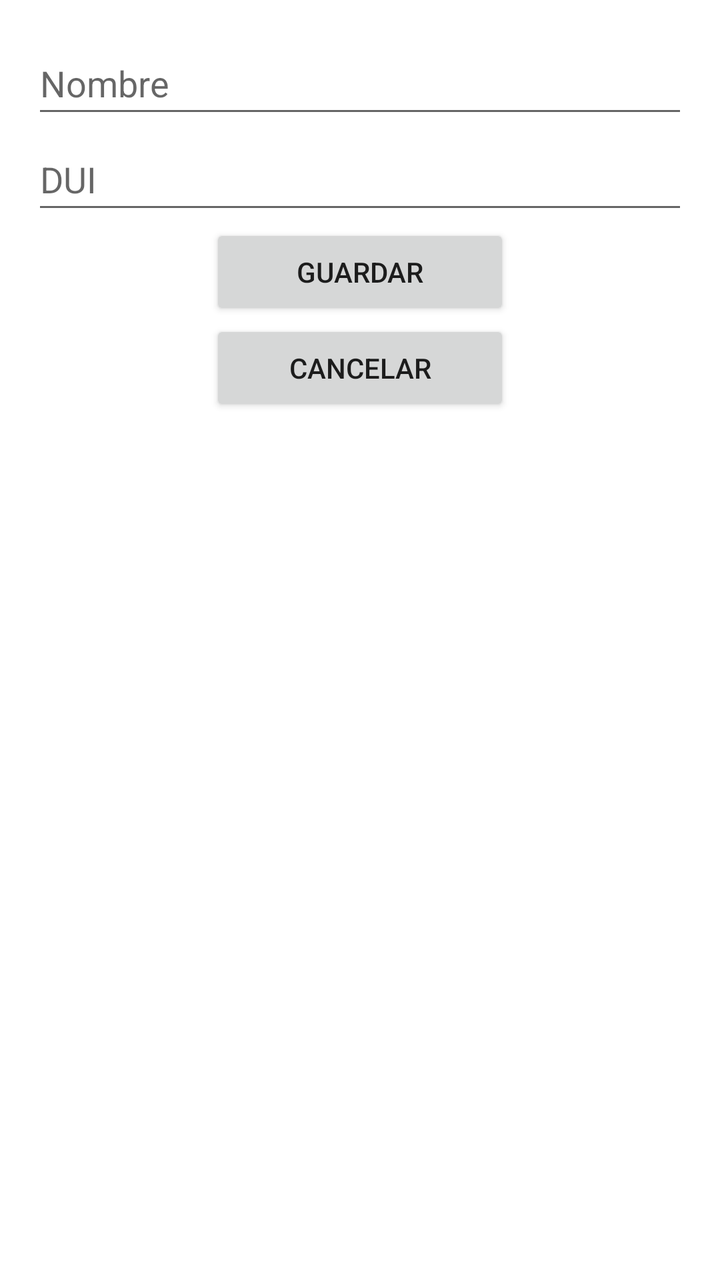
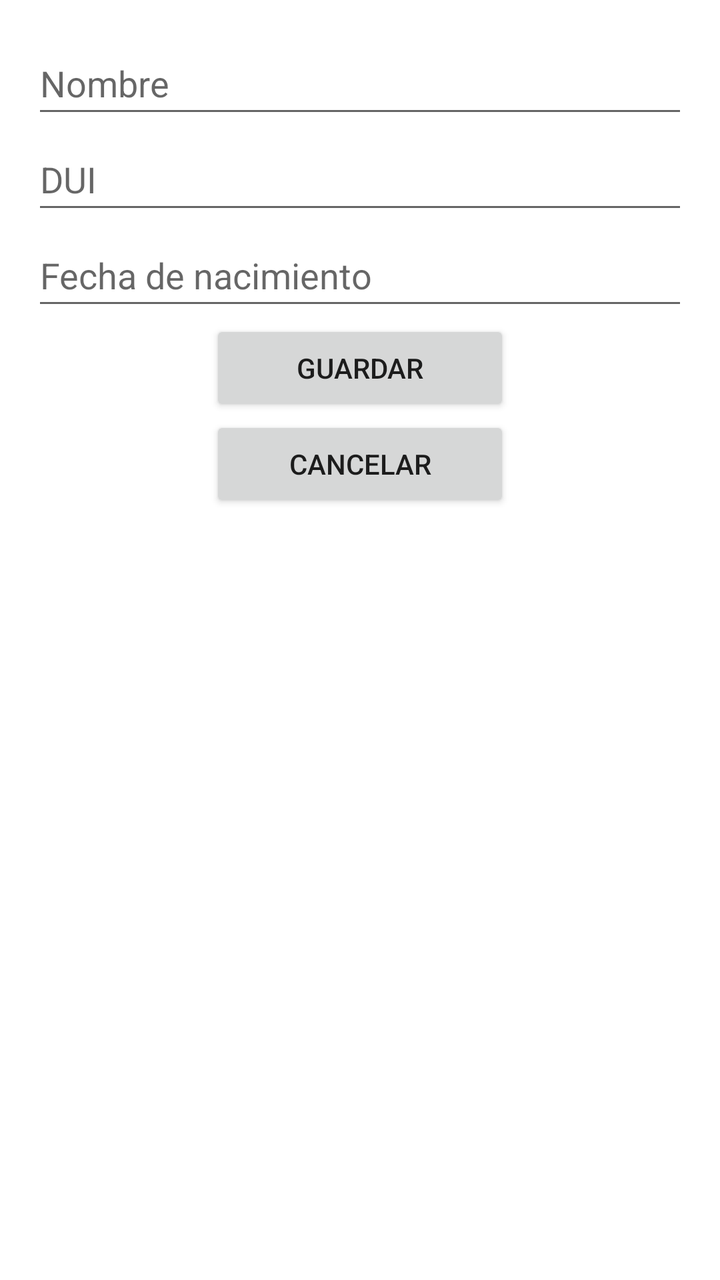

Compare the two renders of this Android layout. The source of the first and the diff that turns it into the second are given below.
<!-- AndroidManifest.xml: application theme Theme.Guia08_FirebaseDBRealTime -->
<!-- res/layout/activity_add_persona.xml -->
<?xml version="1.0" encoding="utf-8"?>
<LinearLayout xmlns:android="http://schemas.android.com/apk/res/android"
    android:id="@+id/main"
    android:layout_width="match_parent"
    android:layout_height="match_parent"
    android:orientation="vertical"
    android:padding="16dp">

    <EditText
        android:id="@+id/edtNombre"
        android:layout_width="match_parent"
        android:layout_height="wrap_content"
        android:hint="Nombre"
        android:inputType="text"
        android:minHeight="48dp" />

    <EditText
        android:id="@+id/edtDUI"
        android:layout_width="match_parent"
        android:layout_height="wrap_content"
        android:hint="DUI"
        android:inputType="text"
        android:minHeight="48dp" />

    <Button
        android:id="@+id/btnGuardar"
        android:layout_width="150dp"
        android:layout_height="wrap_content"
        android:layout_gravity="center_horizontal"
        android:onClick="guardar"
        android:text="Guardar" />

    <Button
        android:id="@+id/btnCancelar"
        android:layout_width="150dp"
        android:layout_height="wrap_content"
        android:layout_gravity="center_horizontal"
        android:onClick="cancelar"
        android:text="Cancelar" />

</LinearLayout>
<!-- resources referenced by this layout -->
<resources>
  <style name="Theme.Guia08_FirebaseDBRealTime" parent="Base.Theme.Guia08_FirebaseDBRealTime" />
  <style name="Base.Theme.Guia08_FirebaseDBRealTime" parent="Theme.MaterialComponents.DayNight.DarkActionBar">
          <item name="colorPrimary">@color/purple_500</item>
          <item name="colorPrimaryVariant">@color/purple_700</item>
          <item name="colorOnPrimary">@color/white</item>
  
          
          <item name="colorSecondary">@color/teal_200</item>
          <item name="colorSecondaryVariant">@color/teal_700</item>
          <item name="colorOnSecondary">@color/black</item>
  
          
          <item name="android:statusBarColor">?attr/colorPrimaryVariant</item>
      </style>
  <color name="purple_500">#FF6200EE</color>
  <color name="purple_700">#FF3700B3</color>
  <color name="white">#FFFFFFFF</color>
  <color name="teal_200">#FF03DAC5</color>
  <color name="teal_700">#FF018786</color>
  <color name="black">#FF000000</color>
</resources>

<!-- the commit's change to res/layout/activity_add_persona.xml (unified diff, before → after) -->
@@ -22,6 +22,14 @@
         android:inputType="text"
         android:minHeight="48dp" />
 
+    <EditText
+        android:id="@+id/edtFechaNacimiento"
+        android:layout_width="match_parent"
+        android:layout_height="wrap_content"
+        android:hint="Fecha de nacimiento"
+        android:inputType="date"
+        android:minHeight="48dp" />
+
     <Button
         android:id="@+id/btnGuardar"
         android:layout_width="150dp"
